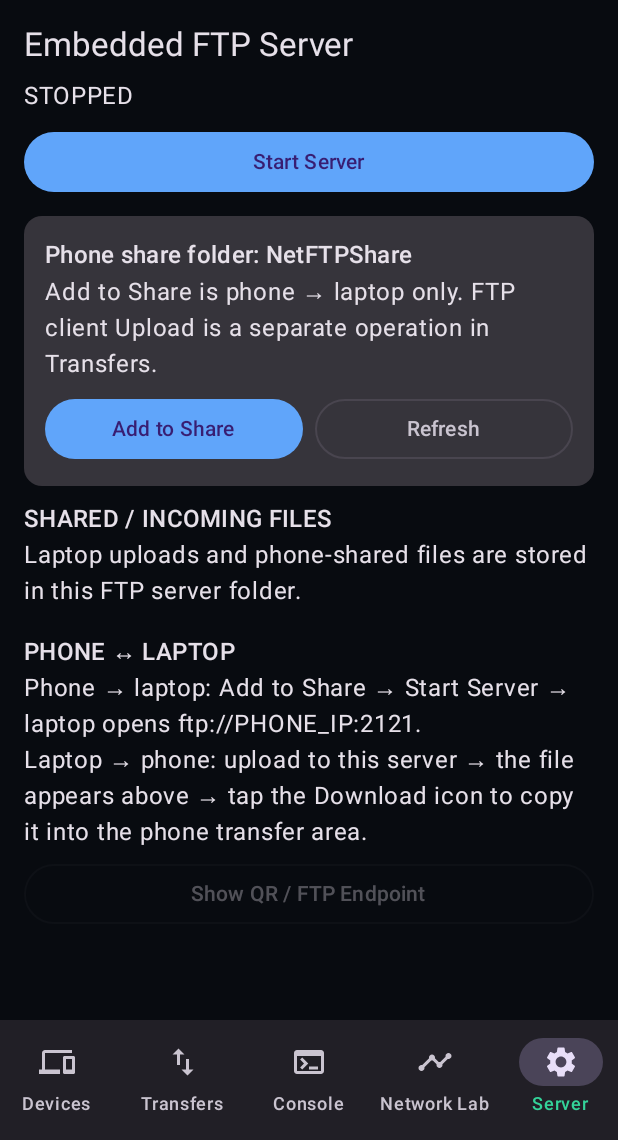
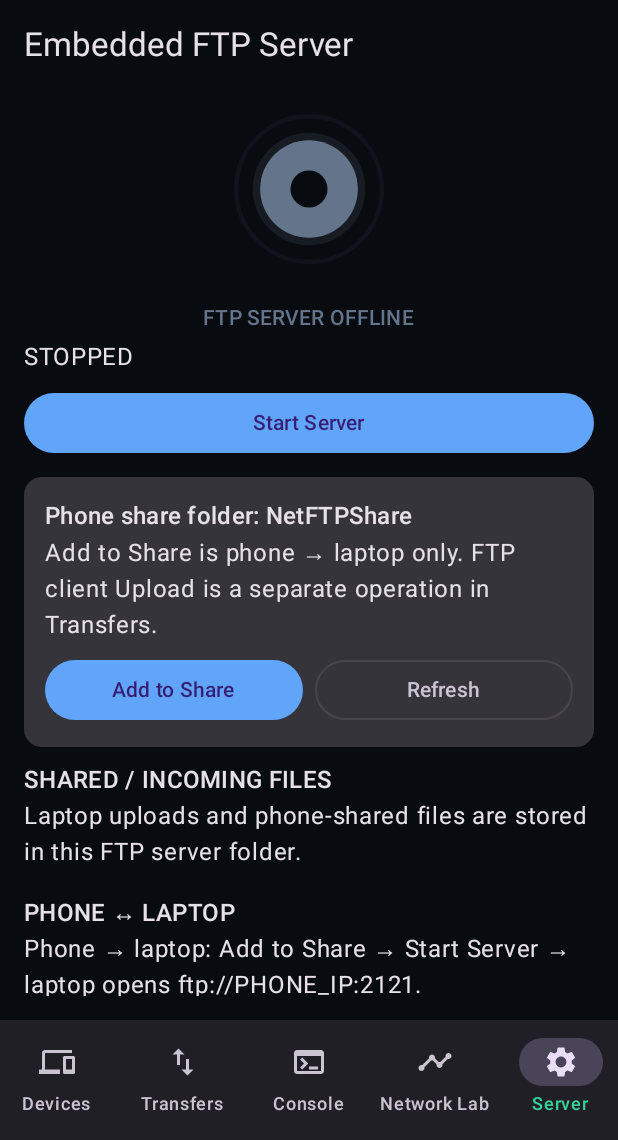
Before and after one commit to rumiamit1320/NetFTPLab, an Android app built with Jetpack Compose: the screen it shows after launch (MainActivity), item 5 of the bottom bar chosen, on a phone screen of 412 x 824 dp, the part 96-1236 px from its top. Run offline under Robolectric (Android 15) with nearby library versions, the phone set to English and light mode, and no system bars.

```diff
--- a/app/src/main/java/com/netftplab/MainActivity.kt
+++ b/app/src/main/java/com/netftplab/MainActivity.kt
@@ -18,6 +18,15 @@ import android.provider.MediaStore
 import androidx.activity.ComponentActivity
 import androidx.activity.compose.setContent
 import androidx.activity.result.contract.ActivityResultContracts
+import androidx.compose.animation.core.LinearEasing
+import androidx.compose.animation.core.RepeatMode
+import androidx.compose.animation.core.animateFloat
+import androidx.compose.animation.core.infiniteRepeatable
+import androidx.compose.animation.core.rememberInfiniteTransition
+import androidx.compose.animation.core.tween
+import androidx.compose.ui.geometry.Offset
+import androidx.compose.ui.geometry.Size
+import androidx.compose.ui.graphics.drawscope.Stroke
 import androidx.compose.foundation.background
 import androidx.compose.foundation.clickable
 import androidx.compose.foundation.layout.*
@@ -934,11 +943,98 @@ class MainActivity : ComponentActivity() {
     }
 
     @Composable
+    private fun ServerStatusAnimation(running: Boolean) {
+        val transition = rememberInfiniteTransition(label = "ftp-server-status")
+        val pulse = transition.animateFloat(
+            initialValue = 0f,
+            targetValue = 1f,
+            animationSpec = infiniteRepeatable(
+                animation = tween(1800, easing = LinearEasing),
+                repeatMode = RepeatMode.Restart
+            ),
+            label = "server-pulse"
+        )
+        val sweep = transition.animateFloat(
+            initialValue = 0f,
+            targetValue = 360f,
+            animationSpec = infiniteRepeatable(
+                animation = tween(3200, easing = LinearEasing),
+                repeatMode = RepeatMode.Restart
+            ),
+            label = "server-sweep"
+        )
+        val statusColor = if (running) Color(0xFF34D399) else Color(0xFF64748B)
+        val pulseValue = pulse.value
+
+        Column(
+            modifier = Modifier.fillMaxWidth(),
+            horizontalAlignment = Alignment.CenterHorizontally
+        ) {
+            Canvas(
+                modifier = Modifier.size(148.dp),
+                contentDescription = if (running) "FTP server running" else "FTP server stopped"
+            ) {
+                val center = Offset(size.width / 2f, size.height / 2f)
+                val baseRadius = size.minDimension * 0.22f
+                if (running) {
+                    drawCircle(
+                        color = statusColor.copy(alpha = 0.05f + 0.08f * (1f - pulseValue)),
+                        radius = baseRadius + size.minDimension * 0.24f * pulseValue,
+                        center = center
+                    )
+                    drawCircle(
+                        color = statusColor.copy(alpha = 0.10f + 0.10f * (1f - pulseValue)),
+                        radius = baseRadius + size.minDimension * 0.14f * pulseValue,
+                        center = center,
+                        style = Stroke(width = 3.dp.toPx())
+                    )
+                    drawArc(
+                        color = statusColor,
+                        startAngle = sweep.value,
+                        sweepAngle = 105f,
+                        useCenter = false,
+                        topLeft = Offset(18.dp.toPx(), 18.dp.toPx()),
+                        size = Size(size.width - 36.dp.toPx(), size.height - 36.dp.toPx()),
+                        style = Stroke(width = 5.dp.toPx())
+                    )
+                    drawArc(
+                        color = statusColor.copy(alpha = 0.35f),
+                        startAngle = sweep.value + 180f,
+                        sweepAngle = 55f,
+                        useCenter = false,
+                        topLeft = Offset(28.dp.toPx(), 28.dp.toPx()),
+                        size = Size(size.width - 56.dp.toPx(), size.height - 56.dp.toPx()),
+                        style = Stroke(width = 3.dp.toPx())
+                    )
+                } else {
+                    drawCircle(
+                        color = statusColor.copy(alpha = 0.08f),
+                        radius = baseRadius + 16.dp.toPx(),
+                        center = center,
+                        style = Stroke(width = 3.dp.toPx())
+                    )
+                }
+                drawCircle(color = statusColor.copy(alpha = 0.16f), radius = baseRadius + 5.dp.toPx(), center = center)
+                drawCircle(color = statusColor, radius = baseRadius, center = center)
+                drawCircle(color = Color(0xFF080B10), radius = baseRadius * 0.38f, center = center)
+            }
+            Spacer(Modifier.height(2.dp))
+            Text(
+                if (running) "FTP SERVER ONLINE" else "FTP SERVER OFFLINE",
+                style = MaterialTheme.typography.labelLarge,
+                color = statusColor
+            )
+        }
+    }
+
+    @Composable
     private fun ServerTab() {
         LaunchedEffect(Unit) { refreshServerFiles() }
         Column(Modifier.fillMaxSize().padding(16.dp)) {
             Text("Embedded FTP Server", style = MaterialTheme.typography.titleLarge)
             Spacer(Modifier.height(8.dp))
+            ServerStatusAnimation(serverRunning)
+            Spacer(Modifier.height(4.dp))
             Text(
                 if (serverRunning) "RUNNING • ${localIpv4() ?: "0.0.0.0"}:$serverPort" else "STOPPED"
             )
```
